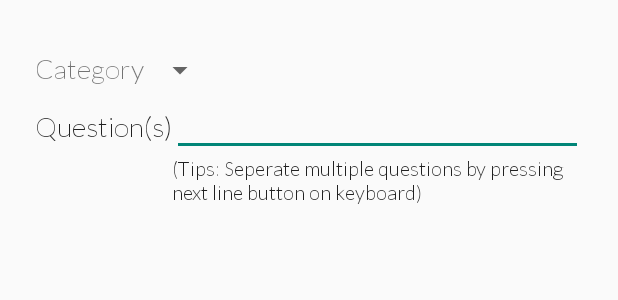
After one commit to nathanliu1/SpeakingPrep, an Android app: the layout add_question.xml on its own in the app's theme, with its tools: preview values and no code run, on a phone screen of 412 x 824 dp. The commit adds this screen. Shown: the top 300 px of the screen. Run offline under Robolectric (Android 15) with nearby library versions, the phone set to English and light mode, and no system bars.

Commit message:
Add a question function, replay

```diff
--- a/app/src/main/res/layout/about_author.xml
+++ b/app/src/main/res/layout/about_author.xml
@@ -69,7 +69,9 @@
         android:text="Q: Who are we?
         \nA: We are second year Computer and Mechatronics Engineering students from University of Waterloo, Canada.
         \n\nQ: Why do we create this app?
-        \nA: Because we are terrible at job interview and we think that the traditional ways to practice interviews (memorize answers, practice with friends blah blah blah) are not working for us. As a result, we invent our own way to practice for interview, which involves record, replay, improve and redo."
+        \nA: Because we are terrible at job interview and we think that the traditional ways to practice interviews (memorize answers, practice with friends blah blah blah) are not working for us. As a result, we invent our own way to practice for interview, which involves record, replay, improve and redo.
+        \n\nQ: Why don't we put ads in this app?
+        \nA: Because we are rich."
         android:id="@+id/textView4"
         android:textSize="18dp"
         android:layout_marginTop="70dp"
--- /dev/null
+++ b/app/src/main/res/layout/add_question.xml
@@ -0,0 +1,51 @@
+<?xml version="1.0" encoding="utf-8"?>
+<RelativeLayout xmlns:android="http://schemas.android.com/apk/res/android"
+    android:layout_width="fill_parent" android:layout_height="fill_parent"
+    android:padding="23dp">
+
+    <ca.uwaterloo.speakingprep.CustomTextView
+        android:layout_width="wrap_content"
+        android:layout_height="wrap_content"
+        android:textSize="18dp"
+        android:text="Category"
+        android:id="@+id/textView5"
+        android:layout_alignParentTop="true"
+        android:layout_alignParentStart="true"
+        android:layout_marginTop="11dp"/>
+
+    <Spinner
+        android:layout_width="wrap_content"
+        android:layout_height="wrap_content"
+        android:id="@+id/spinner"
+        android:layout_alignTop="@+id/textView5"
+        android:layout_toEndOf="@+id/textView5" />
+
+    <ca.uwaterloo.speakingprep.CustomEditText
+        android:layout_width="400dp"
+        android:layout_height="wrap_content"
+        android:id="@+id/editText"
+        android:layout_marginTop="4dp"
+        android:layout_below="@+id/spinner"
+        android:layout_toEndOf="@+id/question"
+        android:textSize="18dp"/>
+
+    <ca.uwaterloo.speakingprep.CustomTextView
+        android:layout_width="wrap_content"
+        android:layout_height="wrap_content"
+        android:textAppearance="?android:attr/textAppearanceLarge"
+        android:text="Question(s)"
+        android:id="@+id/question"
+        android:textSize="18dp"
+        android:layout_marginTop="50dp"
+        android:layout_alignStart="@+id/textView5" />
+
+    <ca.uwaterloo.speakingprep.CustomTextView
+        android:layout_width="wrap_content"
+        android:layout_height="wrap_content"
+        android:textAppearance="?android:attr/textAppearanceLarge"
+        android:text="(Tips: Seperate multiple questions by pressing next line button on keyboard)"
+        android:id="@+id/textView6"
+        android:layout_below="@+id/editText"
+        android:layout_alignStart="@+id/editText"
+        android:textSize="13dp"/>
+</RelativeLayout>
--- a/app/src/main/res/layout/prompts.xml
+++ b/app/src/main/res/layout/timer.xml
@@ -4,7 +4,7 @@
     android:layout_width="fill_parent"
     android:layout_height="fill_parent"
     android:orientation="vertical"
-    android:padding="10dp" >
+    android:padding="23dp" >
 
     <ca.uwaterloo.speakingprep.CustomTextView
         android:id="@+id/textView1"
```
Also changed, not shown: app/src/main/java/ca/uwaterloo/speakingprep/MainActivityFragment.java (+154 -57 lines), app/src/main/java/ca/uwaterloo/speakingprep/Question.java (added, +7 -0 lines), app/src/main/java/ca/uwaterloo/speakingprep/QuestionCategory.java (added, +65 -0 lines), app/src/main/res/layout/add_category.xml (added, +14 -0 lines).
